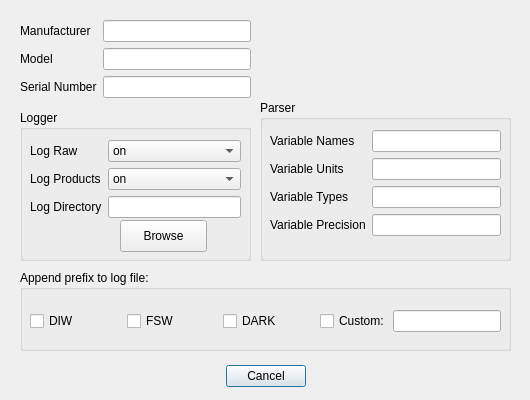
Qt form inlinino/resources/setup_nmea.ui (OceanOptics/Inlinino) before a commit.
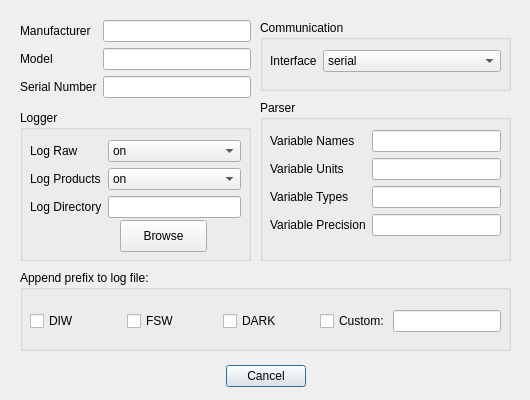
The same form after that commit.

Commit message:
Added interface selection to nmea setup
    + added NMEA instruments of Tara

Patch:
```diff
--- a/inlinino/resources/setup_nmea.ui
+++ b/inlinino/resources/setup_nmea.ui
@@ -308,6 +308,52 @@
     </item>
    </layout>
   </widget>
+  <widget class="QGroupBox" name="groupBox_4">
+   <property name="geometry">
+    <rect>
+     <x>260</x>
+     <y>20</y>
+     <width>251</width>
+     <height>71</height>
+    </rect>
+   </property>
+   <property name="title">
+    <string>Communication</string>
+   </property>
+   <widget class="QWidget" name="formLayoutWidget_5">
+    <property name="geometry">
+     <rect>
+      <x>10</x>
+      <y>30</y>
+      <width>231</width>
+      <height>31</height>
+     </rect>
+    </property>
+    <layout class="QFormLayout" name="formLayout_5">
+     <item row="0" column="0">
+      <widget class="QLabel" name="label_interface">
+       <property name="text">
+        <string>Interface</string>
+       </property>
+      </widget>
+     </item>
+     <item row="0" column="1">
+      <widget class="QComboBox" name="combobox_interface">
+       <item>
+        <property name="text">
+         <string>serial</string>
+        </property>
+       </item>
+       <item>
+        <property name="text">
+         <string>socket</string>
+        </property>
+       </item>
+      </widget>
+     </item>
+    </layout>
+   </widget>
+  </widget>
  </widget>
  <tabstops>
   <tabstop>le_manufacturer</tabstop>
```
The commit also changes 4 other files.
